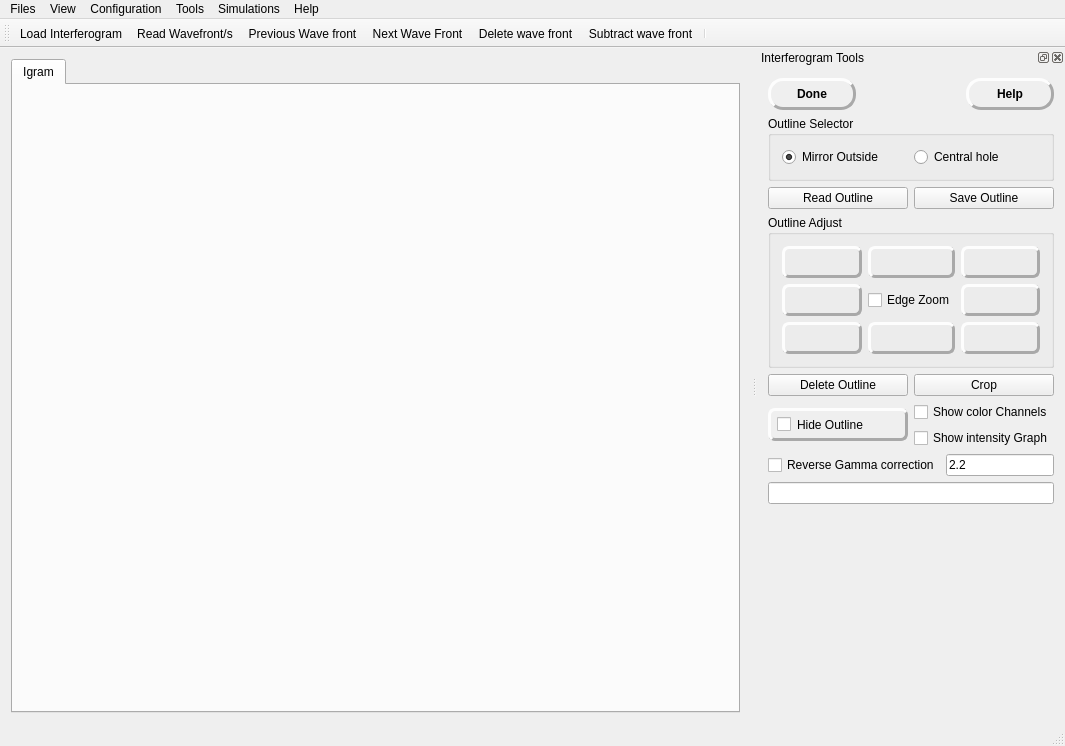
Qt form mainwindow.ui (githubdoe/DFTFringe) before a commit.
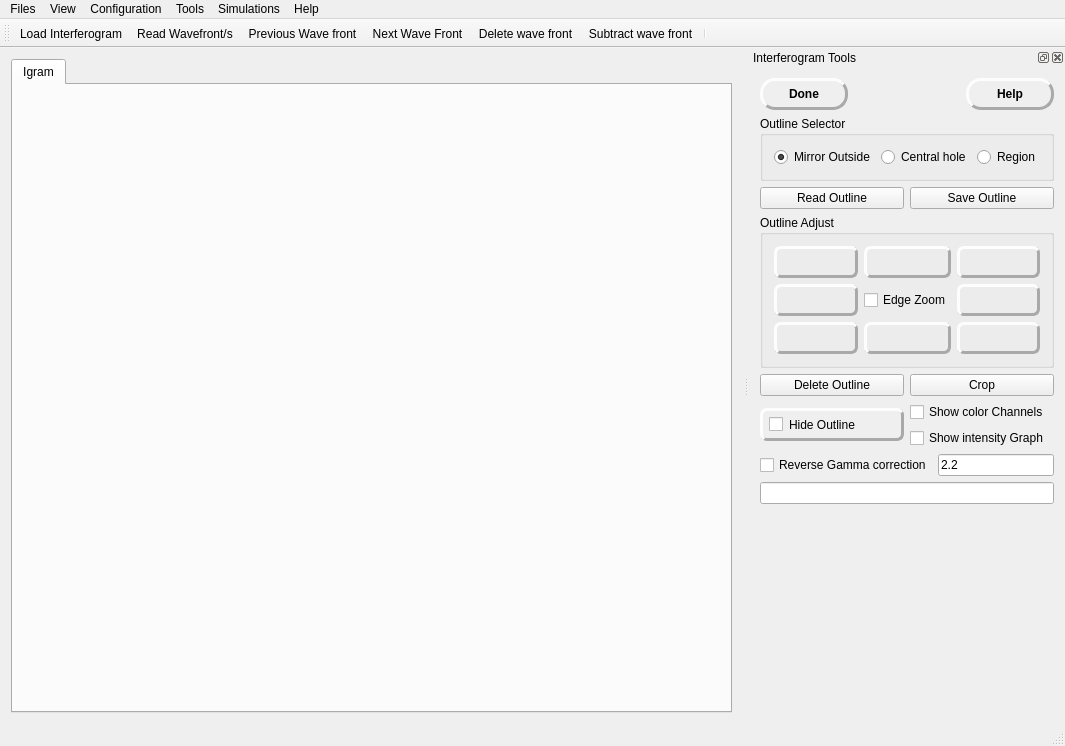
The same form after that commit. Icons and pictures are not drawn.

Commit message: Version 2.0 added regions and fixed rotation fringe

```diff
--- a/mainwindow.ui
+++ b/mainwindow.ui
@@ -27,7 +27,7 @@
   </property>
   <widget class="QWidget" name="centralWidget">
    <layout class="QGridLayout" name="gridLayout">
-    <item row="0" column="1">
+    <item row="0" column="0">
      <widget class="QTabWidget" name="tabWidget">
       <property name="minimumSize">
        <size>
@@ -150,7 +150,7 @@
    </property>
    <property name="minimumSize">
     <size>
-     <width>266</width>
+     <width>304</width>
      <height>526</height>
     </size>
    </property>
@@ -306,6 +306,16 @@
           </property>
          </widget>
         </item>
+        <item>
+         <widget class="QRadioButton" name="polygonRb">
+          <property name="toolTip">
+           <string>&lt;html&gt;&lt;head/&gt;&lt;body&gt;&lt;p&gt;Outline areas of the interferogram to ignore but fill wavefront data  in with interpolated data from the zernike values.&lt;/p&gt;&lt;/body&gt;&lt;/html&gt;</string>
+          </property>
+          <property name="text">
+           <string>Region</string>
+          </property>
+         </widget>
+        </item>
        </layout>
       </widget>
      </item>
```
Left out of the diff: 8 changed lines with no effect on the pictures. The commit also changes 26 other files.
